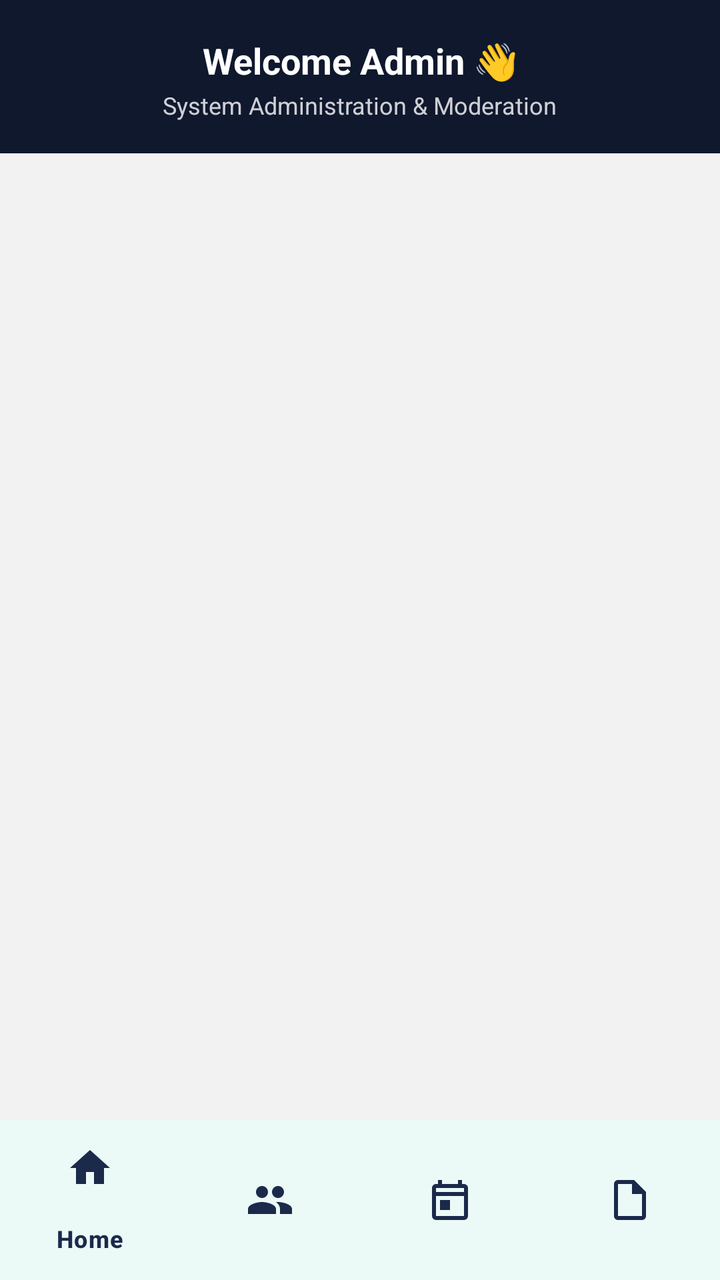
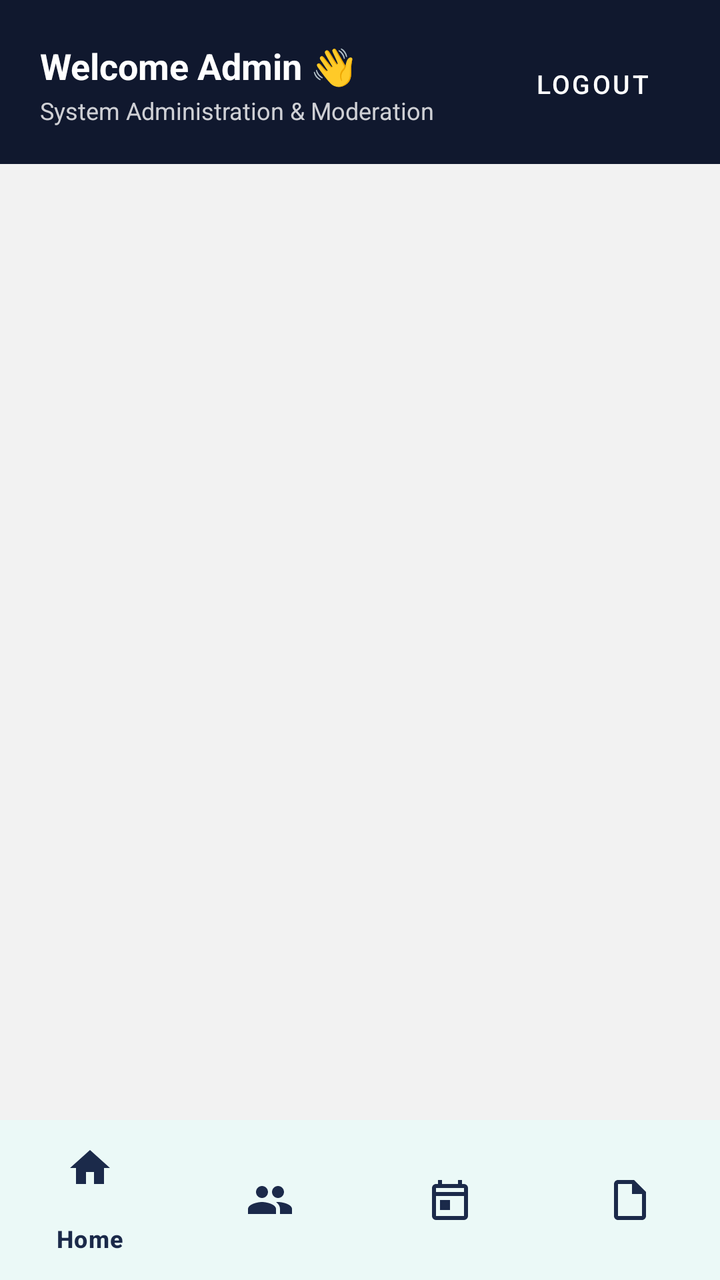

Screens rendered from an Android XML layout before and after an edit, with the pre-edit source and the edit as a unified diff.
<!-- AndroidManifest.xml: application theme Theme.HairGo -->
<!-- res/layout/activity_admin_dashboard.xml -->
<?xml version="1.0" encoding="utf-8"?>
<androidx.constraintlayout.widget.ConstraintLayout xmlns:android="http://schemas.android.com/apk/res/android"
    xmlns:app="http://schemas.android.com/apk/res-auto"
    android:layout_width="match_parent"
    android:layout_height="match_parent"
    android:background="@color/grey_light">

    
    <LinearLayout
        android:id="@+id/headerBar"
        android:layout_width="0dp"
        android:layout_height="wrap_content"
        android:background="@color/navy_dark"
        android:gravity="center"
        android:orientation="vertical"
        android:paddingHorizontal="20dp"
        android:paddingTop="18dp"
        android:paddingBottom="16dp"
        app:layout_constraintEnd_toEndOf="parent"
        app:layout_constraintStart_toStartOf="parent"
        app:layout_constraintTop_toTopOf="parent">

        <TextView
            android:id="@+id/tvAdminName"
            android:layout_width="wrap_content"
            android:layout_height="wrap_content"
            android:gravity="center"
            android:text="Welcome Admin 👋"
            android:textColor="@android:color/white"
            android:textSize="18sp"
            android:textStyle="bold" />

        <TextView
            android:id="@+id/tvAdminSubtitle"
            android:layout_width="wrap_content"
            android:layout_height="wrap_content"
            android:layout_marginTop="2dp"
            android:alpha="0.8"
            android:gravity="center"
            android:text="System Administration &amp; Moderation"
            android:textColor="@android:color/white"
            android:textSize="12sp" />

    </LinearLayout>

    
    <FrameLayout
        android:id="@+id/fragmentContainer"
        android:layout_width="0dp"
        android:layout_height="0dp"
        app:layout_constraintBottom_toTopOf="@id/bottomNav"
        app:layout_constraintEnd_toEndOf="parent"
        app:layout_constraintStart_toStartOf="parent"
        app:layout_constraintTop_toBottomOf="@id/headerBar" />

    
    <com.google.android.material.bottomnavigation.BottomNavigationView
        android:id="@+id/bottomNav"
        android:layout_width="0dp"
        android:layout_height="wrap_content"
        android:background="@color/surface"
        app:itemIconTint="@color/navy_primary"
        app:itemTextColor="@color/navy_primary"
        app:layout_constraintBottom_toBottomOf="parent"
        app:layout_constraintEnd_toEndOf="parent"
        app:layout_constraintStart_toStartOf="parent"
        app:menu="@menu/admin_bottom_nav_menu" />

</androidx.constraintlayout.widget.ConstraintLayout>
<!-- resources referenced by this layout -->
<resources>
  <color name="grey_light">#F2F2F2</color>
  <color name="navy_dark">#10182E</color>
  <color name="navy_primary">#1B2A4A</color>
  <color name="surface">#FFFFFF</color>
  <style name="Theme.HairGo" parent="Base.Theme.HairGo">
          <item name="snackbarStyle">@style/Widget.HairGo.Snackbar</item>
      </style>
  <style name="Base.Theme.HairGo" parent="Theme.Material3.DayNight.NoActionBar">
          <item name="colorPrimary">@color/teal</item>
          <item name="colorOnPrimary">@color/white</item>
          <item name="colorSurface">@color/surface</item>
          <item name="colorOnSurface">@color/text_primary</item>
          <item name="colorSurfaceVariant">@color/grey_light</item>
          <item name="colorOnSurfaceVariant">@color/grey_medium</item>
          <item name="colorOutline">@color/grey_border</item>
          <item name="android:colorBackground">@color/grey_light</item>
      </style>
  <style name="Widget.HairGo.Snackbar" parent="Widget.Material3.Snackbar">
          <item name="backgroundTint">@color/navy</item>
          <item name="android:textColor">@color/white</item>
          <item name="shapeAppearanceOverlay">@style/ShapeAppearanceOverlay.HairGo_Snackbar</item>
      </style>
  <color name="teal">#14B8A6</color>
  <color name="white">#FFFFFF</color>
  <color name="text_primary">#1A1A1A</color>
  <color name="grey_medium">#8A8A8A</color>
  <color name="grey_border">#E0E0E0</color>
  <color name="navy">#1B2A4A</color>
  <style name="ShapeAppearanceOverlay.HairGo_Snackbar" parent="">
          <item name="cornerFamily">rounded</item>
          <item name="cornerSize">16dp</item>
      </style>
</resources>

<!-- the commit's change to res/layout/activity_admin_dashboard.xml (unified diff, before → after) -->
@@ -6,13 +6,11 @@
     android:background="@color/grey_light">
 
     
-    <LinearLayout
+    <androidx.constraintlayout.widget.ConstraintLayout
         android:id="@+id/headerBar"
         android:layout_width="0dp"
         android:layout_height="wrap_content"
         android:background="@color/navy_dark"
-        android:gravity="center"
-        android:orientation="vertical"
         android:paddingHorizontal="20dp"
         android:paddingTop="18dp"
         android:paddingBottom="16dp"
@@ -20,28 +18,52 @@
         app:layout_constraintStart_toStartOf="parent"
         app:layout_constraintTop_toTopOf="parent">
 
-        <TextView
-            android:id="@+id/tvAdminName"
+        
+        <LinearLayout
+            android:layout_width="0dp"
+            android:layout_height="wrap_content"
+            android:orientation="vertical"
+            app:layout_constraintBottom_toBottomOf="parent"
+            app:layout_constraintEnd_toStartOf="@id/btnLogout"
+            app:layout_constraintStart_toStartOf="parent"
+            app:layout_constraintTop_toTopOf="parent">
+
+            <TextView
+                android:id="@+id/tvAdminName"
+                android:layout_width="wrap_content"
+                android:layout_height="wrap_content"
+                android:text="Welcome Admin 👋"
+                android:textColor="@android:color/white"
+                android:textSize="18sp"
+                android:textStyle="bold" />
+
+            <TextView
+                android:id="@+id/tvAdminSubtitle"
+                android:layout_width="wrap_content"
+                android:layout_height="wrap_content"
+                android:layout_marginTop="2dp"
+                android:alpha="0.8"
+                android:text="System Administration &amp; Moderation"
+                android:textColor="@android:color/white"
+                android:textSize="12sp" />
+
+        </LinearLayout>
+
+        
+        <com.google.android.material.button.MaterialButton
+            android:id="@+id/btnLogout"
+            style="@style/Widget.MaterialComponents.Button.TextButton"
             android:layout_width="wrap_content"
             android:layout_height="wrap_content"
-            android:gravity="center"
-            android:text="Welcome Admin 👋"
+            android:text="Logout"
             android:textColor="@android:color/white"
-            android:textSize="18sp"
-            android:textStyle="bold" />
+            android:textSize="13sp"
+            app:iconTint="@android:color/white"
+            app:layout_constraintBottom_toBottomOf="parent"
+            app:layout_constraintEnd_toEndOf="parent"
+            app:layout_constraintTop_toTopOf="parent" />
 
-        <TextView
-            android:id="@+id/tvAdminSubtitle"
-            android:layout_width="wrap_content"
-            android:layout_height="wrap_content"
-            android:layout_marginTop="2dp"
-            android:alpha="0.8"
-            android:gravity="center"
-            android:text="System Administration &amp; Moderation"
-            android:textColor="@android:color/white"
-            android:textSize="12sp" />
-
-    </LinearLayout>
+    </androidx.constraintlayout.widget.ConstraintLayout>
 
     
     <FrameLayout
